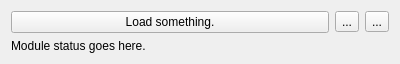
Ulm-IQO/qudi, file gui/manager/ModuleWidgetTemplate.ui: the form before one commit.
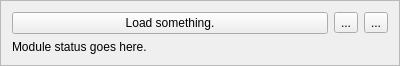
The form after the commit. Icons and pictures are not drawn.

Commit message: module widgets now have a frame

Diff of the .ui file:
```diff
--- a/gui/manager/ModuleWidgetTemplate.ui
+++ b/gui/manager/ModuleWidgetTemplate.ui
@@ -1,13 +1,13 @@
 <?xml version="1.0" encoding="UTF-8"?>
 <ui version="4.0">
  <class>ModuleWidget</class>
- <widget class="QWidget" name="ModuleWidget">
+ <widget class="QFrame" name="ModuleWidget">
   <property name="geometry">
    <rect>
     <x>0</x>
     <y>0</y>
     <width>400</width>
-    <height>60</height>
+    <height>61</height>
    </rect>
   </property>
   <property name="maximumSize">
@@ -19,6 +19,9 @@
   <property name="windowTitle">
    <string>Form</string>
   </property>
+  <property name="frameShape">
+   <enum>QFrame::StyledPanel</enum>
+  </property>
   <layout class="QGridLayout" name="gridLayout">
    <item row="0" column="0">
     <widget class="QPushButton" name="loadButton">
```
Left out of the diff: 8 changed lines with no effect on the pictures. The commit also changes 1 other file.
